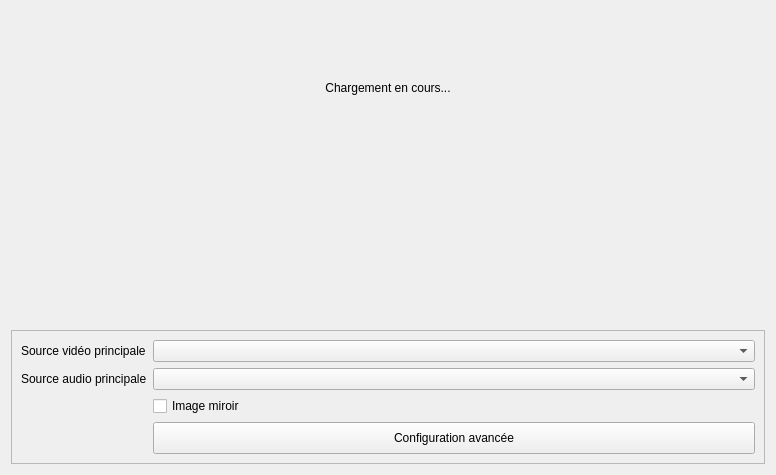
Old version of the form client/src/services/VideoRehabService/VideoRehabSetupWidget.ui in the repository introlab/openteraplus.
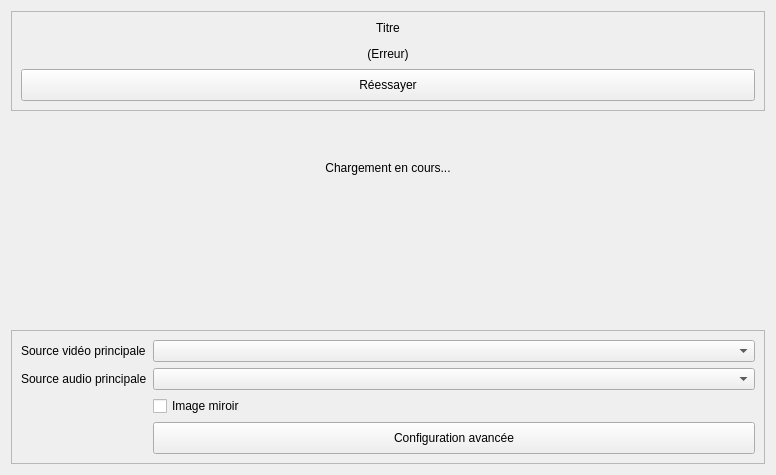
New version of the form. Icons and pictures are not drawn.

Diff of the .ui file:
```diff
--- a/client/src/services/VideoRehabService/VideoRehabSetupWidget.ui
+++ b/client/src/services/VideoRehabService/VideoRehabSetupWidget.ui
@@ -14,6 +14,70 @@
    <string>Form</string>
   </property>
   <layout class="QVBoxLayout" name="verticalLayout">
+   <item>
+    <widget class="QFrame" name="frameError">
+     <property name="sizePolicy">
+      <sizepolicy hsizetype="Preferred" vsizetype="Expanding">
+       <horstretch>0</horstretch>
+       <verstretch>0</verstretch>
+      </sizepolicy>
+     </property>
+     <property name="frameShape">
+      <enum>QFrame::StyledPanel</enum>
+     </property>
+     <property name="frameShadow">
+      <enum>QFrame::Raised</enum>
+     </property>
+     <layout class="QVBoxLayout" name="verticalLayout_2">
+      <item alignment="Qt::AlignTop">
+       <widget class="QLabel" name="lblTitle">
+        <property name="text">
+         <string>Titre</string>
+        </property>
+        <property name="alignment">
+         <set>Qt::AlignCenter</set>
+        </property>
+       </widget>
+      </item>
+      <item alignment="Qt::AlignVCenter">
+       <widget class="QLabel" name="lblError">
+        <property name="text">
+         <string>(Erreur)</string>
+        </property>
+        <property name="alignment">
+         <set>Qt::AlignCenter</set>
+        </property>
+       </widget>
+      </item>
+      <item alignment="Qt::AlignBottom">
+       <widget class="QPushButton" name="btnRefresh">
+        <property name="minimumSize">
+         <size>
+          <width>0</width>
+          <height>32</height>
+         </size>
+        </property>
+        <property name="cursor">
+         <cursorShape>PointingHandCursor</cursorShape>
+        </property>
+        <property name="text">
+         <string>Réessayer</string>
+        </property>
+        <property name="icon">
+         <iconset resource="../../../resources/TeraClient.qrc">
+          <normaloff>:/icons/refresh.png</normaloff>:/icons/refresh.png</iconset>
+        </property>
+        <property name="iconSize">
+         <size>
+          <width>24</width>
+          <height>24</height>
+         </size>
+        </property>
+       </widget>
+      </item>
+     </layout>
+    </widget>
+   </item>
    <item>
     <widget class="QLabel" name="lblLoading">
      <property name="sizePolicy">
```
